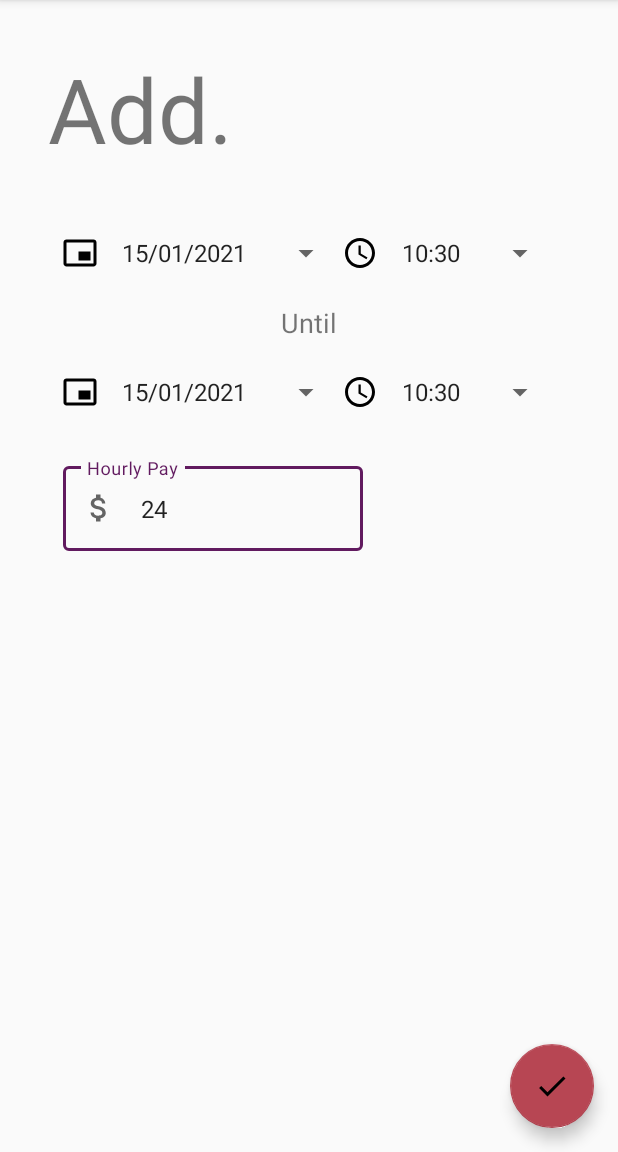
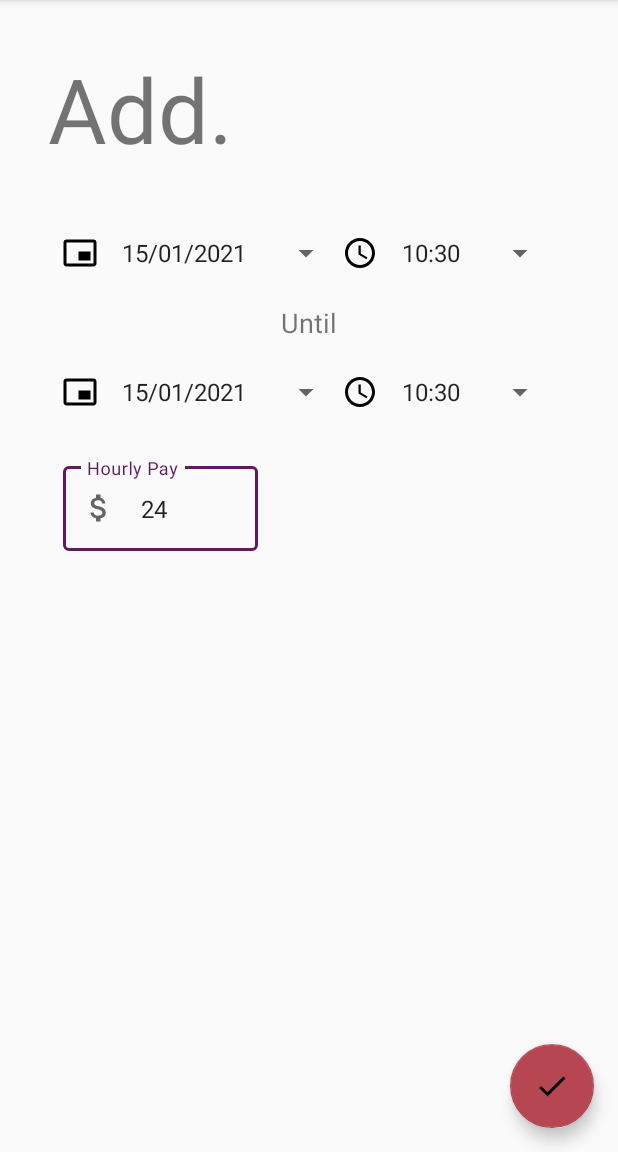
Before and after one commit to Erezbiox1/PayTimer, an Android app: the EditShiftActivity screen opened directly, with no data from a screen before it, on a phone screen of 412 x 824 dp, the part 84-1236 px from its top. Run offline under Robolectric (Android 15) with nearby library versions, the phone set to English and light mode, and no system bars; our stand-ins replace Firebase (no records; nobody signed in at launch, a user with empty details on screens opened directly), Room's generated code.

```diff
--- a/app/src/main/res/layout/content_edit_shift.xml
+++ b/app/src/main/res/layout/content_edit_shift.xml
@@ -113,7 +113,7 @@
             android:id="@+id/edit_hourly_rate"
             android:layout_width="wrap_content"
             android:layout_height="wrap_content"
-            android:minWidth="200dp"
+            android:minWidth="130dp"
             android:layout_margin="10dp"
             android:hint="@string/hourly_pay"
             app:startIconDrawable="@drawable/ic_money"
```
